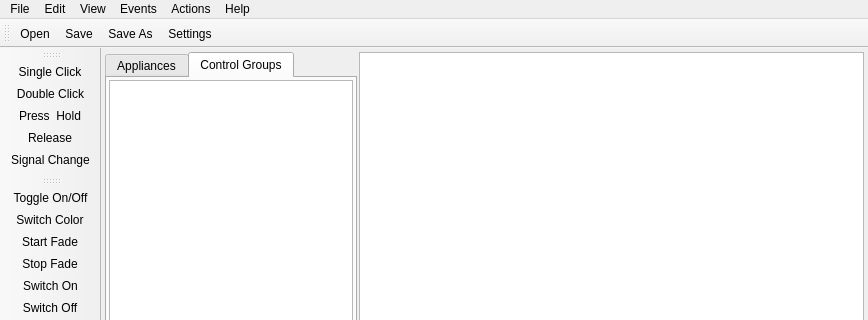
First picture: the form in ElecntrlManager/mainwindow.ui, repository JesperWe/CANLight, before the edit; both pictures show x 0 to 868 and y 0 to 320 of the 868 by 568 pixel window.
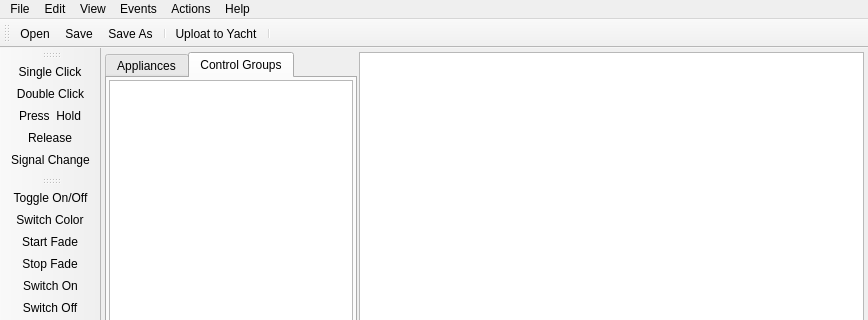
Second picture: the form after the edit. Icons and pictures are not drawn. Custom widgets are drawn as their Qt base class.

Diff of the .ui file:
```diff
--- a/ElecntrlManager/mainwindow.ui
+++ b/ElecntrlManager/mainwindow.ui
@@ -250,7 +250,9 @@
    <addaction name="actionOpen"/>
    <addaction name="actionSave"/>
    <addaction name="actionSave_As"/>
-   <addaction name="actionSettings"/>
+   <addaction name="separator"/>
+   <addaction name="actionUpload_to_Yacht"/>
+   <addaction name="separator"/>
   </widget>
   <widget class="QToolBar" name="toolBar_Events">
    <property name="windowTitle">
@@ -459,6 +461,16 @@
     <string>Run Actuator</string>
    </property>
   </action>
+  <action name="actionUpload_to_Yacht">
+   <property name="icon">
+    <iconset>
+     <normalon>:/graphics/yachtnet.svg</normalon>
+    </iconset>
+   </property>
+   <property name="text">
+    <string>Uploat to Yacht</string>
+   </property>
+  </action>
  </widget>
  <layoutdefault spacing="6" margin="11"/>
  <customwidgets>
```
Left out of the diff: 31 changed lines with no effect on the pictures.
